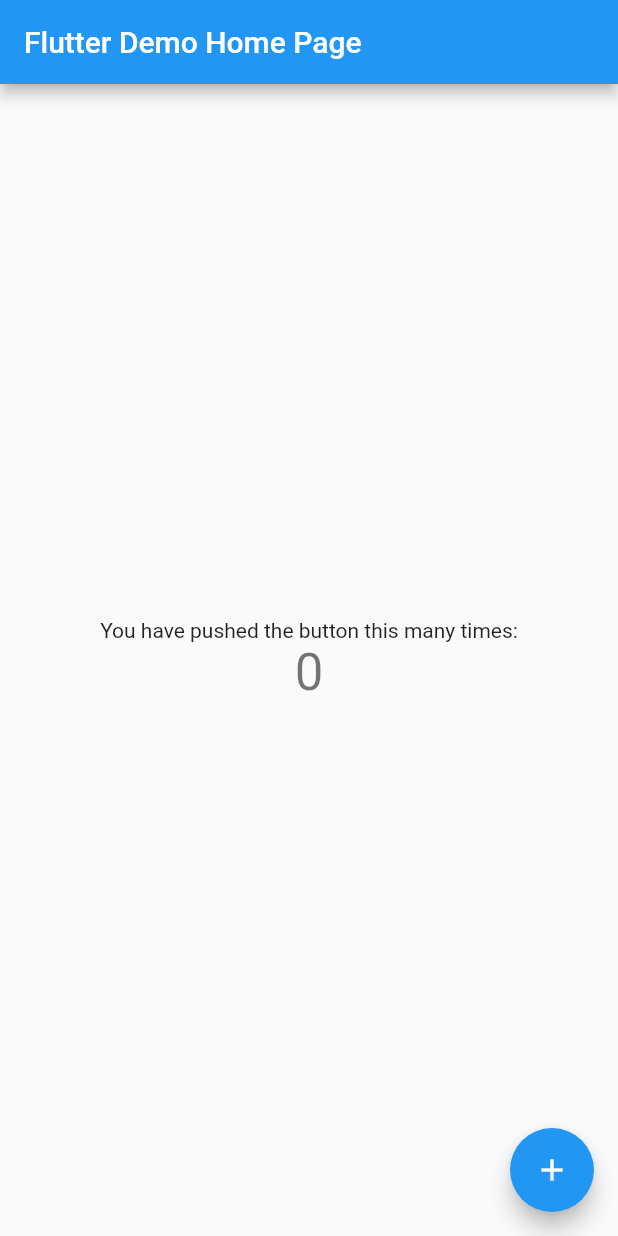
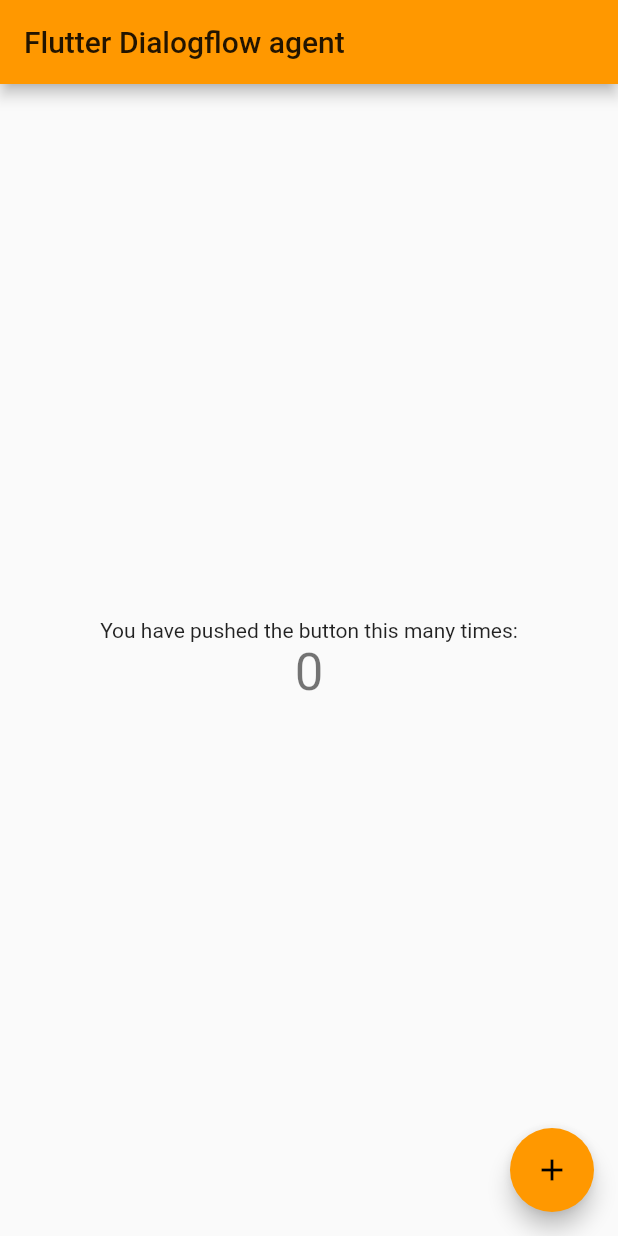
Before and after one commit to bonesyblue/faq-bot, a Flutter app: the screen it shows after launch, on a phone screen of 412 x 824 dp. Run offline on Flutter 3.47's test engine with Material 2 defaults, Android fonts, the phone set to English and light mode, and no system bars.

```diff
--- a/lib/main.dart
+++ b/lib/main.dart
@@ -20,13 +20,13 @@ class MyApp extends StatelessWidget {
         // or simply save your changes to "hot reload" in a Flutter IDE).
         // Notice that the counter didn't reset back to zero; the application
         // is not restarted.
-        primarySwatch: Colors.blue,
+        primarySwatch: Colors.orange,
         // This makes the visual density adapt to the platform that you run
         // the app on. For desktop platforms, the controls will be smaller and
         // closer together (more dense) than on mobile platforms.
         visualDensity: VisualDensity.adaptivePlatformDensity,
       ),
-      home: MyHomePage(title: 'Flutter Demo Home Page'),
+      home: MyHomePage(title: 'Flutter Dialogflow agent'),
     );
   }
 }
```
Also changed, not shown: pubspec.yaml (+6 -3 lines), pubspec.lock, 8 other files.
